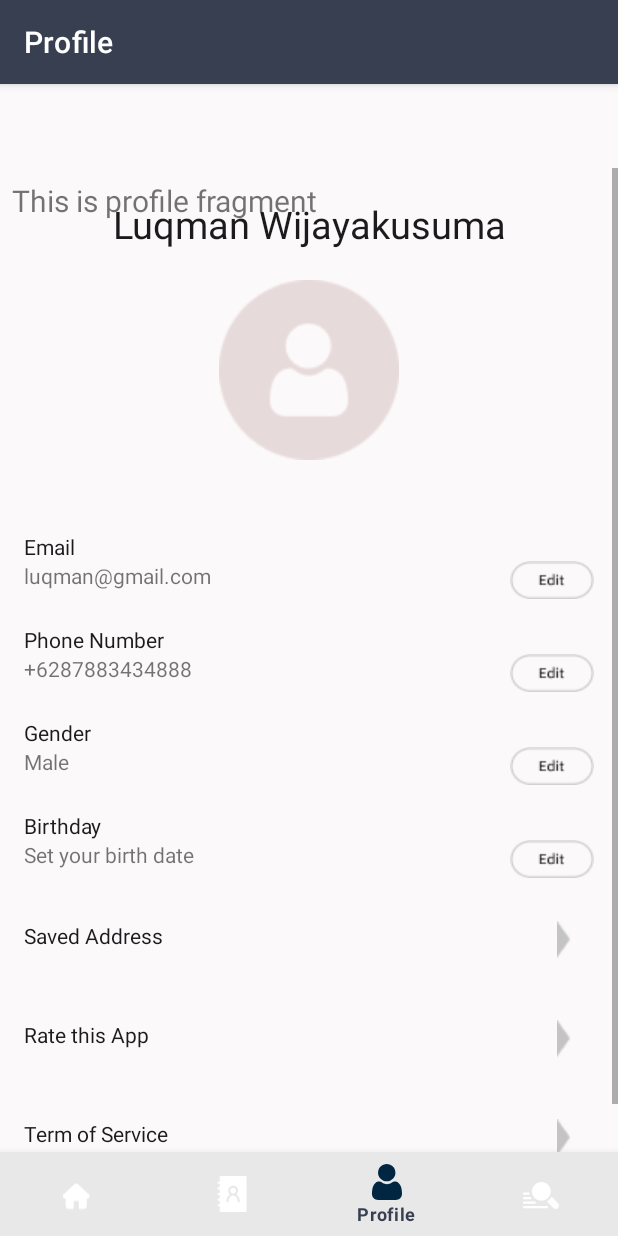
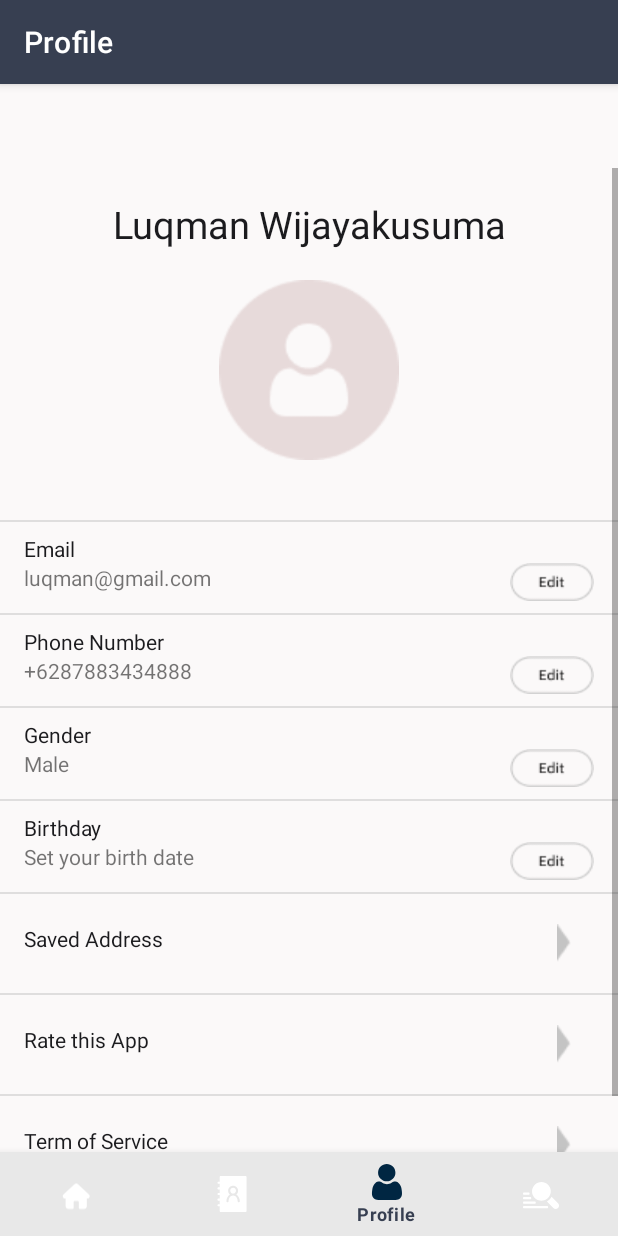
Before and after one commit to hollyyph/barbaApp, an Android app: the ProfileFragment screen opened through its navigation route, on a phone screen of 412 x 824 dp. Run offline under Robolectric (Android 15) with nearby library versions, the phone set to English and light mode, and no system bars; our stand-ins replace navigation-ui; Roboto replaces fonts that are not available here.

Commit message:
Profile Page jadi

```diff
--- a/app/src/main/java/com/example/contohapp/ui/profile/ProfileViewModel.java
+++ b/app/src/main/java/com/example/contohapp/ui/profile/ProfileViewModel.java
@@ -10,7 +10,7 @@ public class ProfileViewModel extends ViewModel {
 
     public ProfileViewModel() {
         mText = new MutableLiveData<>();
-        mText.setValue("This is profile fragment");
+        mText.setValue("");
     }
 
     public LiveData<String> getText() {
--- a/app/src/main/res/layout/fragment_profile.xml
+++ b/app/src/main/res/layout/fragment_profile.xml
@@ -52,6 +52,13 @@
                 android:background="@drawable/blankprofile"/>
 
 <!--            persection-->
+            <View
+                android:id="@+id/Profile_1_divider"
+                android:layout_width="match_parent"
+                android:layout_height="1dp"
+                android:alpha="0.5"
+                android:background="@color/light_grey"
+                app:layout_constraintTop_toTopOf="@+id/Profile_1_container" />
             <LinearLayout
                 android:id="@+id/Profile_1_container"
                 android:layout_width="match_parent"
@@ -91,15 +98,17 @@
                         android:background="@drawable/editbtn"
                         android:theme="@style/EditButton"/>
                 </RelativeLayout>
+
+
+            </LinearLayout>
             <View
-                    android:id="@+id/Profile_divider1"
-                    android:layout_width="0dp"
+                android:id="@+id/Profile_2_divider"
+                android:layout_width="match_parent"
                 android:layout_height="1dp"
                 android:alpha="0.5"
                 android:background="@color/light_grey"
-                    app:layout_constraintBottom_toTopOf="@+id/Profile_1_containerisi" />
+                app:layout_constraintTop_toTopOf="@+id/Profile_2_container" />
 
-            </LinearLayout>
             <LinearLayout
                 android:id="@+id/Profile_2_container"
                 android:layout_width="match_parent"
@@ -139,15 +148,16 @@
                         android:background="@drawable/editbtn"
                         android:theme="@style/EditButton"/>
                 </RelativeLayout>
+
+            </LinearLayout>
             <View
-                    android:id="@+id/Profile_divider2"
-                    android:layout_width="0dp"
+                android:id="@+id/Profile_3_divider"
+                android:layout_width="match_parent"
                 android:layout_height="1dp"
                 android:alpha="0.5"
                 android:background="@color/light_grey"
-                    app:layout_constraintBottom_toTopOf="@+id/Profile_2_containerisi" />
+                app:layout_constraintTop_toTopOf="@+id/Profile_3_container" />
 
-            </LinearLayout>
             <LinearLayout
                 android:id="@+id/Profile_3_container"
                 android:layout_width="match_parent"
@@ -187,15 +197,16 @@
                         android:background="@drawable/editbtn"
                         android:theme="@style/EditButton"/>
                 </RelativeLayout>
+
+            </LinearLayout>
             <View
-                    android:id="@+id/Profile_divider3"
-                    android:layout_width="0dp"
+                android:id="@+id/Profile_4_divider"
+                android:layout_width="match_parent"
                 android:layout_height="1dp"
                 android:alpha="0.5"
                 android:background="@color/light_grey"
-                    app:layout_constraintBottom_toTopOf="@+id/Profile_3_containerisi" />
+                app:layout_constraintTop_toTopOf="@+id/Profile_4_container" />
 
-            </LinearLayout>
             <LinearLayout
                 android:id="@+id/Profile_4_container"
                 android:layout_width="match_parent"
@@ -235,15 +246,16 @@
                         android:background="@drawable/editbtn"
                         android:theme="@style/EditButton"/>
                 </RelativeLayout>
+
+            </LinearLayout>
             <View
-                    android:id="@+id/Profile_divider4"
-                    android:layout_width="0dp"
+                android:id="@+id/Profile_5_divider"
+                android:layout_width="match_parent"
                 android:layout_height="1dp"
                 android:alpha="0.5"
                 android:background="@color/light_grey"
-                    app:layout_constraintBottom_toTopOf="@+id/Profile_4_containerisi" />
+                app:layout_constraintTop_toTopOf="@+id/Profile_5_container" />
 
-            </LinearLayout>
             <LinearLayout
                 android:id="@+id/Profile_5_container"
                 android:layout_width="match_parent"
@@ -278,15 +290,16 @@
                         android:background="@drawable/detailbtn"
                         android:theme="@style/EditButton"/>
                 </RelativeLayout>
+
+            </LinearLayout>
             <View
-                    android:id="@+id/Profile_divider5"
-                    android:layout_width="0dp"
+                android:id="@+id/Profile_6_divider"
+                android:layout_width="match_parent"
                 android:layout_height="1dp"
                 android:alpha="0.5"
                 android:background="@color/light_grey"
-                    app:layout_constraintBottom_toTopOf="@+id/Profile_5_containerisi" />
+                app:layout_constraintTop_toTopOf="@+id/Profile_6_container" />
 
-            </LinearLayout>
             <LinearLayout
                 android:id="@+id/Profile_6_container"
                 android:layout_width="match_parent"
@@ -321,15 +334,16 @@
                         android:background="@drawable/detailbtn"
                         android:theme="@style/EditButton"/>
                 </RelativeLayout>
+
+            </LinearLayout>
             <View
-                    android:id="@+id/Profile_divider6"
-                    android:layout_width="0dp"
+                android:id="@+id/Profile_7_divider"
+                android:layout_width="match_parent"
                 android:layout_height="1dp"
                 android:alpha="0.5"
                 android:background="@color/light_grey"
-                    app:layout_constraintBottom_toTopOf="@+id/Profile_6_containerisi" />
+                app:layout_constraintTop_toTopOf="@+id/Profile_7_container" />
 
-            </LinearLayout>
             <LinearLayout
                 android:id="@+id/Profile_7_container"
                 android:layout_width="match_parent"
@@ -364,15 +378,16 @@
                         android:background="@drawable/detailbtn"
                         android:theme="@style/EditButton"/>
                 </RelativeLayout>
+
+            </LinearLayout>
             <View
-                    android:id="@+id/Profile_divider7"
-                    android:layout_width="0dp"
+                android:id="@+id/Profile_8_divider"
+                android:layout_width="match_parent"
                 android:layout_height="1dp"
                 android:alpha="0.5"
                 android:background="@color/light_grey"
-                    app:layout_constraintBottom_toTopOf="@+id/Profile_7_containerisi" />
+                app:layout_constraintTop_toTopOf="@+id/Profile_8_container" />
 
-            </LinearLayout>
             <LinearLayout
                 android:id="@+id/Profile_8_container"
                 android:layout_width="match_parent"
@@ -407,15 +422,16 @@
                         android:background="@drawable/detailbtn"
                         android:theme="@style/EditButton"/>
                 </RelativeLayout>
+
+            </LinearLayout>
             <View
-                    android:id="@+id/Profile_divider8"
-                    android:layout_width="0dp"
+                android:id="@+id/Profile_9_divider"
+                android:layout_width="match_parent"
                 android:layout_height="1dp"
                 android:alpha="0.5"
                 android:background="@color/light_grey"
-                    app:layout_constraintBottom_toTopOf="@+id/Profile_8_containerisi" />
+                app:layout_constraintTop_toTopOf="@+id/Profile_9_container" />
 
-            </LinearLayout>
             <LinearLayout
                 android:id="@+id/Profile_9_container"
                 android:layout_width="match_parent"
```
Lines whose indentation alone changed are shown as unchanged.
